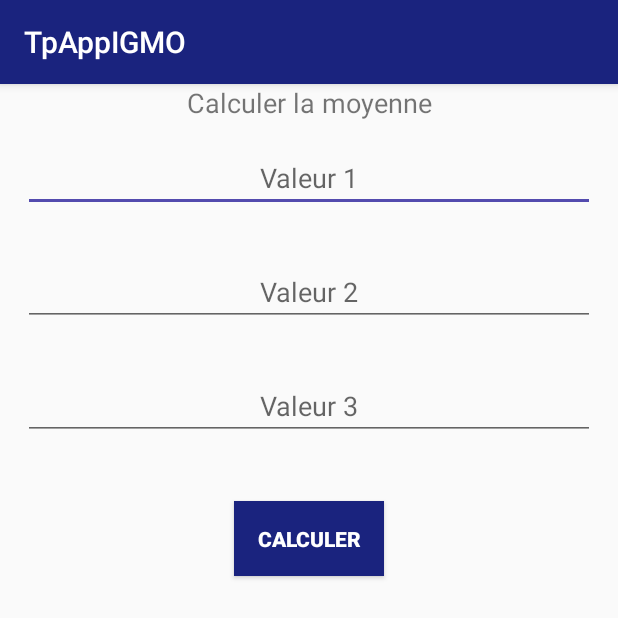
After one commit to oussamabonnor1/TPAndroid, an Android app: the MoyenneActivity screen opened directly, with no data from a screen before it, on a phone screen of 412 x 824 dp. The commit adds this screen. Shown: the top 618 px of the screen. Run offline under Robolectric (Android 15) with nearby library versions, the phone set to English and light mode, and no system bars.

Commit message:
TP4 exo 1

```diff
--- a/app/src/main/java/com/findtheletter/jetlightstudio/tpappigmo/CompterActivity.java
+++ b/app/src/main/java/com/findtheletter/jetlightstudio/tpappigmo/CompterActivity.java
@@ -48,7 +48,7 @@ public class CompterActivity extends AppCompatActivity {
                         Toast.makeText(getApplicationContext(), "Nobre de poires: " + poire, Toast.LENGTH_SHORT).show();
                         return;
                     case 2:
-                        System.exit(1);
+                        finish();
                         return;
                     default:
                         return;
--- /dev/null
+++ b/app/src/main/java/com/findtheletter/jetlightstudio/tpappigmo/MoyenneActivity.java
@@ -0,0 +1,29 @@
+package com.findtheletter.jetlightstudio.tpappigmo;
+
+import android.support.v7.app.AppCompatActivity;
+import android.os.Bundle;
+import android.view.View;
+import android.widget.EditText;
+
+public class MoyenneActivity extends AppCompatActivity {
+
+    EditText one, two, three;
+
+    @Override
+    protected void onCreate(Bundle savedInstanceState) {
+        super.onCreate(savedInstanceState);
+        setContentView(R.layout.activity_moyenne);
+        one = (EditText) findViewById(R.id.textField1);
+        two = (EditText) findViewById(R.id.textField2);
+        three = (EditText) findViewById(R.id.textField3);
+    }
+
+    public void calculer(View view) {
+        int v1 = Integer.valueOf(one.getText().toString());
+        int v2 = Integer.valueOf(two.getText().toString());
+        int v3 = Integer.valueOf(three.getText().toString());
+
+        float s = (v1 + v2 + v3) / 3;
+
+    }
+}
--- /dev/null
+++ b/app/src/main/res/layout/activity_moyenne.xml
@@ -0,0 +1,53 @@
+<?xml version="1.0" encoding="utf-8"?>
+<LinearLayout xmlns:android="http://schemas.android.com/apk/res/android"
+    xmlns:app="http://schemas.android.com/apk/res-auto"
+    xmlns:tools="http://schemas.android.com/tools"
+    android:layout_width="match_parent"
+    android:layout_height="match_parent"
+    android:orientation="vertical"
+    tools:context="com.findtheletter.jetlightstudio.tpappigmo.MoyenneActivity">
+
+    <TextView
+        android:layout_width="match_parent"
+        android:layout_height="wrap_content"
+        android:text="Calculer la moyenne"
+        android:textAlignment="center"
+        android:textSize="18sp" />
+
+    <EditText
+        android:id="@+id/textField1"
+        android:layout_width="match_parent"
+        android:layout_height="wrap_content"
+        android:layout_margin="15dp"
+        android:hint="Valeur 1"
+        android:textAlignment="center" />
+
+    <EditText
+        android:id="@+id/textField2"
+        android:layout_width="match_parent"
+        android:layout_height="wrap_content"
+        android:layout_margin="15dp"
+        android:hint="Valeur 2"
+        android:textAlignment="center" />
+
+    <EditText
+        android:id="@+id/textField3"
+        android:layout_width="match_parent"
+        android:layout_height="wrap_content"
+        android:layout_margin="15dp"
+        android:hint="Valeur 3"
+        android:textAlignment="center" />
+
+    <Button
+        android:layout_width="wrap_content"
+        android:layout_height="wrap_content"
+        android:layout_gravity="center"
+        android:layout_marginTop="25dp"
+        android:background="@color/colorPrimary"
+        android:onClick="calculer"
+        android:padding="15dp"
+        android:text="Calculer"
+        android:textColor="#FFF"
+        android:textStyle="bold" />
+
+</LinearLayout>
--- a/app/src/main/res/values/strings.xml
+++ b/app/src/main/res/values/strings.xml
@@ -2,4 +2,5 @@
     <string name="app_name">TpAppIGMO</string>
     <string name="action_settings">Search</string>
     <string name="about">About</string>
+    <string name="compter">Compter</string>
 </resources>
```
Also changed, not shown: app/src/main/AndroidManifest.xml (+8 -6 lines), app/src/main/java/com/findtheletter/jetlightstudio/tpappigmo/Calculator2Activity.java (added, +67 -0 lines), app/src/main/java/com/findtheletter/jetlightstudio/tpappigmo/CalculatorActivity.java (+15 -46 lines), app/src/main/java/com/findtheletter/jetlightstudio/tpappigmo/RecaleActivity.java (added, +13 -0 lines), app/src/main/java/com/findtheletter/jetlightstudio/tpappigmo/ReussiteActivity.java (added, +13 -0 lines), app/src/main/res/layout/activity_calculator.xml (+5 -31 lines), app/src/main/res/layout/activity_calculator2.xml (added, +44 -0 lines), app/src/main/res/layout/activity_recale.xml (added, +31 -0 lines), app/src/main/res/layout/activity_reussite.xml (added, +26 -0 lines).
